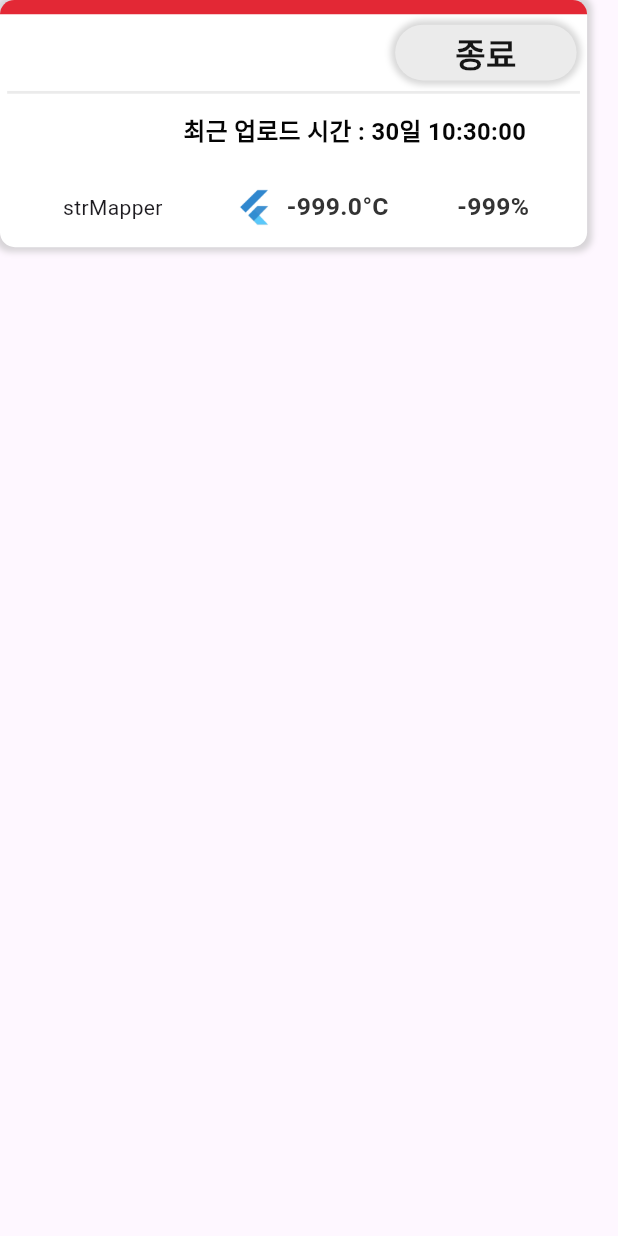
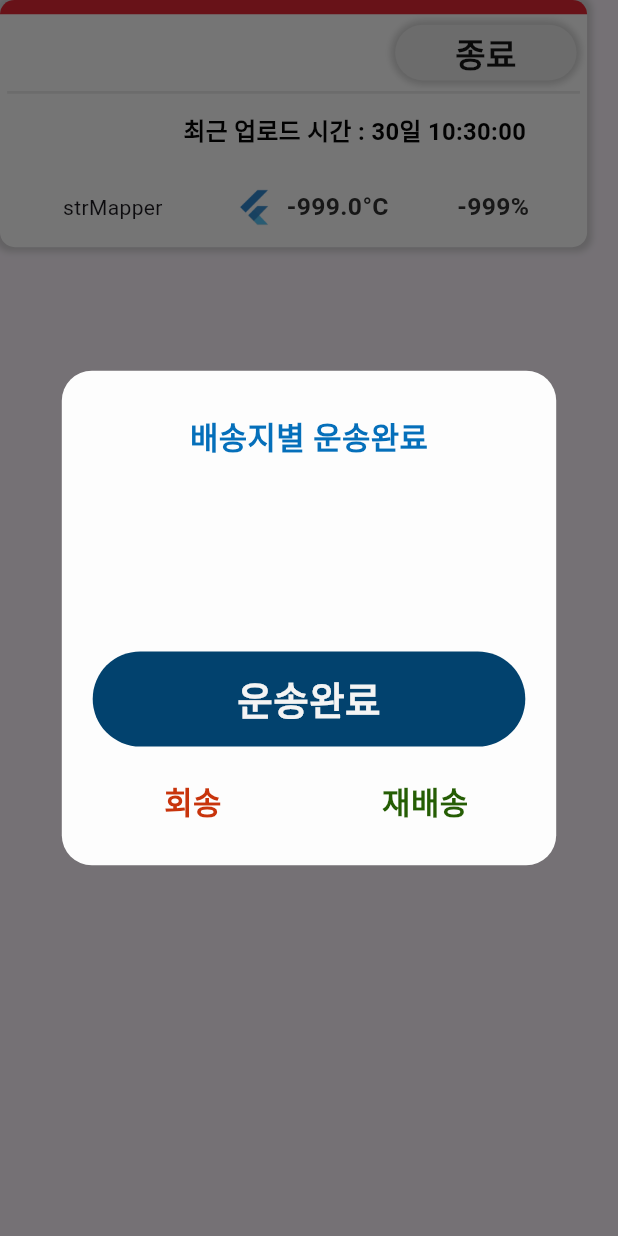
Before and after one commit to jang1231111/geo_j-add-IOS-, a Flutter app: the DeviceItem widget shown alone on an empty page, opened directly with empty values, after a tap on "종료", on a phone screen of 412 x 824 dp. Run offline on Flutter 3.47's test engine with Material 3 defaults, Android fonts, the phone set to English and light mode, and no system bars; our stand-ins replace flutter_blue_plus, permission_handler; Roboto replaces fonts that are missing (pretend).

Commit message:
add : active_shipping_count

```diff
--- a/lib/pages/scan_page.dart
+++ b/lib/pages/scan_page.dart
@@ -1,13 +1,17 @@
 import 'package:flutter/material.dart';
 import 'package:flutter_blue_plus/flutter_blue_plus.dart';
 import 'package:geo_j/constants/style.dart';
+import 'package:geo_j/models/custom_error.dart';
 import 'package:geo_j/models/signin_info.dart';
+import 'package:geo_j/providers/active_shipping_count/active_shipping_count_provider.dart';
 import 'package:geo_j/providers/device_filter/device_filter_provider.dart';
 import 'package:geo_j/providers/device_search/device_search_provider.dart';
 import 'package:geo_j/providers/filtered_devices/filtered_devices_provider.dart';
 import 'package:geo_j/providers/signin/signin_provider.dart';
 import 'package:geo_j/utils/debounce.dart';
 import 'package:geo_j/utils/bluetooth.dart';
+import 'package:geo_j/utils/error_dialog.dart';
+import 'package:geo_j/widgets/shipping_dialog.dart';
 import 'package:intl/intl.dart';
 import 'package:permission_handler/permission_handler.dart';
 import 'package:provider/provider.dart';
@@ -20,6 +24,8 @@ class ScanPage extends StatelessWidget {
   @override
   Widget build(BuildContext context) {
     return SafeArea(
+      child: GestureDetector(
+        onTap: () => FocusScope.of(context).unfocus(),
         child: Scaffold(
           body: SingleChildScrollView(
             child: Padding(
@@ -34,6 +40,7 @@ class ScanPage extends StatelessWidget {
                   SearchAndFilterDevice(),
                   ShowDevices(),
                 ],
+              ),
             ),
           ),
         ),
@@ -55,8 +62,7 @@ class ScanHeader extends StatelessWidget {
           style: TextStyle(fontSize: 40.0),
         ),
         Text(
-          // '${context.watch<ActiveTodoCountState>().activeTodoCount} items left',
-          '남은 배송 건 : ? 건',
+          '남은 배송 건: ${context.watch<ActiveShippingCountProvider>().state.activeShippingCount}건',
           style: TextStyle(fontSize: 20.0, color: Colors.black),
         )
       ],
@@ -66,7 +72,7 @@ class ScanHeader extends StatelessWidget {
 
 class SearchAndFilterDevice extends StatelessWidget {
   SearchAndFilterDevice({super.key});
-  final debounce = Debounce(millonseconds: 1000);
+  final debounce = Debounce(millonseconds: 500);
 
   @override
   Widget build(BuildContext context) {
@@ -152,7 +158,7 @@ class _ShowDevicesState extends State<ShowDevices> {
 
   void permissionRequest() async {
     if (await Permission.bluetooth.request().isGranted) {
-      scan();
+      // scan();
     }
   }
 
@@ -319,39 +325,21 @@ class DeviceItem extends StatelessWidget {
                                 alignment: Alignment.center,
                                 child: InkWell(
                                   onTap: () async {
-                                    // String result;
-                                    // result = await shipFinishDialog(
-                                    //     context, deviceList[index], index);
-
-                                    // if (result == 'success') {
-                                    //   String resultFinishedText = '';
-
-                                    //   resultFinishedText = '[' +
-                                    //       deviceList[index].destName +
-                                    //       '] ' +
-                                    //       DateFormat('M월 d일 HH:mm:ss')
-                                    //           .format(DateTime.now().toLocal())
-                                    //           .toString() +
-                                    //       ' 배송 종료';
-
-                                    //   resultfinishedListTexts
-                                    //       .add(resultFinishedText);
-
-                                    //   deviceList[index].status = 1;
-                                    //   for (int k = 0;
-                                    //       k < userList.userDevices.length;
-                                    //       k++) {
-                                    //     if (userList.userDevices[k].deNumber
-                                    //             .substring(11) ==
-                                    //         deviceList[index].serialNumber) {
-                                    //       setState(() {
-                                    //         // userList.userDevices.removeAt(k);
-                                    //         userList.userDevices[k].status = 1;
-                                    //         deviceList[index].status = 1;
-                                    //       });
-                                    //       break;
-                                    //     }
-                                    //   }
+                                    int? transportState;
+                                    transportState =
+                                        await shipFinishDialog(context, device);
+                                    if (transportState != null) {
+                                      try {
+                                        print(transportState);
+                                        await context
+                                            .read<SigninProvider>()
+                                            .updateTransportState(
+                                                a10: device,
+                                                transportState: transportState);
+                                      } on CustomError catch (e) {
+                                        errorDialog(context, e.toString());
+                                      }
+                                    }
                                   },
                                   child: Text('종료', style: boldTextStyle),
                                 ),
--- /dev/null
+++ b/lib/providers/active_shipping_count/active_shipping_count_provider.dart
@@ -0,0 +1,15 @@
+import 'package:geo_j/models/signin_info.dart';
+import 'package:geo_j/providers/active_shipping_count/active_shipping_count_state.dart';
+import 'package:geo_j/providers/signin/signin_provider.dart';
+
+class ActiveShippingCountProvider {
+  final SigninProvider signinProvider;
+
+  ActiveShippingCountProvider({required this.signinProvider});
+
+  ActiveShippingCountState get state => ActiveShippingCountState(
+      activeShippingCount: signinProvider.state.signinInfo.devices
+          .where((A10 a10) => a10.transportState != 1)
+          .toList()
+          .length);
+}
--- /dev/null
+++ b/lib/providers/active_shipping_count/active_shipping_count_state.dart
@@ -0,0 +1,21 @@
+class ActiveShippingCountState {
+  final int activeShippingCount;
+
+  ActiveShippingCountState({required this.activeShippingCount});
+
+  factory ActiveShippingCountState.intial() {
+    return ActiveShippingCountState(activeShippingCount: 0);
+  }
+
+  @override
+  String toString() =>
+      'ActiveShippingCountState(activeShippingCount: $activeShippingCount)';
+
+  ActiveShippingCountState copyWith({
+    int? activeShippingCount,
+  }) {
+    return ActiveShippingCountState(
+      activeShippingCount: activeShippingCount ?? this.activeShippingCount,
+    );
+  }
+}
--- /dev/null
+++ b/lib/widgets/shipping_dialog.dart
@@ -0,0 +1,140 @@
+import 'package:flutter/material.dart';
+import 'package:geo_j/constants/style.dart';
+import 'package:geo_j/models/signin_info.dart';
+
+shipFinishDialog(BuildContext context, A10 a10) {
+  return showDialog(
+    // barrierDismissible: false,
+    context: context,
+    builder: (context) {
+      return Dialog(
+        shape: RoundedRectangleBorder(borderRadius: BorderRadius.circular(20)),
+        backgroundColor: Color.fromRGBO(253, 253, 253, 1.0),
+        elevation: 16.0,
+        child: Container(
+          width: MediaQuery.of(context).size.width * 0.8,
+          height: MediaQuery.of(context).size.height * 0.4,
+          padding: EdgeInsets.all(10.0),
+          child: Column(
+              mainAxisAlignment: MainAxisAlignment.spaceEvenly,
+              children: [
+                Expanded(
+                  flex: 2,
+                  child: Container(
+                    padding: EdgeInsets.all(8),
+                    alignment: Alignment.center,
+                    width: MediaQuery.of(context).size.width * 0.7,
+                    margin: const EdgeInsets.all(10),
+                    child: Text(
+                      '배송지별 운송완료',
+                      style: pop_title(context),
+                      textScaleFactor: 1.0,
+                    ),
+                  ),
+                ),
+                // ),
+                Expanded(
+                  flex: 3,
+                  child: Container(
+                    alignment: Alignment.center,
+                    height: MediaQuery.of(context).size.height / 10,
+                    width: MediaQuery.of(context).size.width * 0.7,
+                    child: Text('${a10.destination} ${a10.boxName}',
+                        style: pop_name(context),
+                        textScaleFactor: 1.0,
+                        textAlign: TextAlign.center),
+                  ),
+                ),
+                Expanded(
+                  flex: 4,
+                  child: Column(
+                    mainAxisAlignment: MainAxisAlignment.spaceEvenly,
+                    children: [
+                      InkWell(
+                          onTap: () async {
+                            Navigator.of(context).pop(1);
+                          },
+                          child: Container(
+                            decoration: BoxDecoration(
+                                color: Color.fromRGBO(2, 66, 110, 1),
+                                borderRadius:
+                                    BorderRadius.all(Radius.circular(60))),
+                            width: MediaQuery.of(context).size.width * 0.7,
+                            height: MediaQuery.of(context).size.height / 13,
+                            padding: EdgeInsets.all(8),
+                            margin: EdgeInsets.only(bottom: 4),
+                            alignment: Alignment.center,
+                            child: Text(
+                              // 색상 변환 -> 회 완료
+                              '운송완료',
+                              style: TextStyle(
+                                fontSize:
+                                    MediaQuery.of(context).size.width / 16,
+                                color: Color.fromRGBO(244, 244, 244, 1),
+                                fontWeight: FontWeight.w700,
+                              ),
+                            ),
+                          )),
+                      Row(
+                        children: [
+                          Expanded(
+                            flex: 1,
+                            child: InkWell(
+                              onTap: () async {
+                                Navigator.of(context).pop(2);
+                              },
+                              child: Container(
+                                decoration: BoxDecoration(
+                                  color: Color.fromRGBO(200, 52, 12, 0),
+                                ),
+                                height: MediaQuery.of(context).size.height / 15,
+                                width: MediaQuery.of(context).size.width * 0.35,
+                                padding: EdgeInsets.all(8),
+                                alignment: Alignment.center,
+                                child: Text(
+                                  '회송',
+                                  style: TextStyle(
+                                    fontSize:
+                                        MediaQuery.of(context).size.width / 20,
+                                    color: Color.fromRGBO(200, 52, 12, 1),
+                                    fontWeight: FontWeight.w700,
+                                  ),
+                                ),
+                              ),
+                            ),
+                          ),
+                          Expanded(
+                            child: InkWell(
+                              onTap: () async {
+                                Navigator.of(context).pop(0);
+                              },
+                              child: Container(
+                                decoration: BoxDecoration(
+                                    color: Color.fromRGBO(244, 244, 244, 0)),
+                                height: MediaQuery.of(context).size.height / 15,
+                                width: MediaQuery.of(context).size.width * 0.35,
+                                padding: EdgeInsets.all(8),
+                                alignment: Alignment.center,
+                                child: Text(
+                                  '재배송',
+                                  style: TextStyle(
+                                    fontSize:
+                                        MediaQuery.of(context).size.width / 20,
+                                    color: Color.fromRGBO(37, 93, 4, 1),
+                                    fontWeight: FontWeight.w700,
+                                  ),
+                                ),
+                              ),
+                            ),
+                          ),
+                        ],
+                      ),
+                    ],
+                  ),
+                )
+              ]),
+        ),
+      );
+    },
+  );
+}
```
Also changed, not shown: lib/main.dart (+15 -0 lines), lib/providers/signin/signin_provider.dart (+48 -5 lines), lib/repositories/transport_state_repositories.dart (added, +32 -0 lines), lib/services/api_services.dart (+65 -1 lines), lib/utils/bluetooth.dart (+2 -58 lines). Lines whose indentation alone changed are shown as unchanged.
